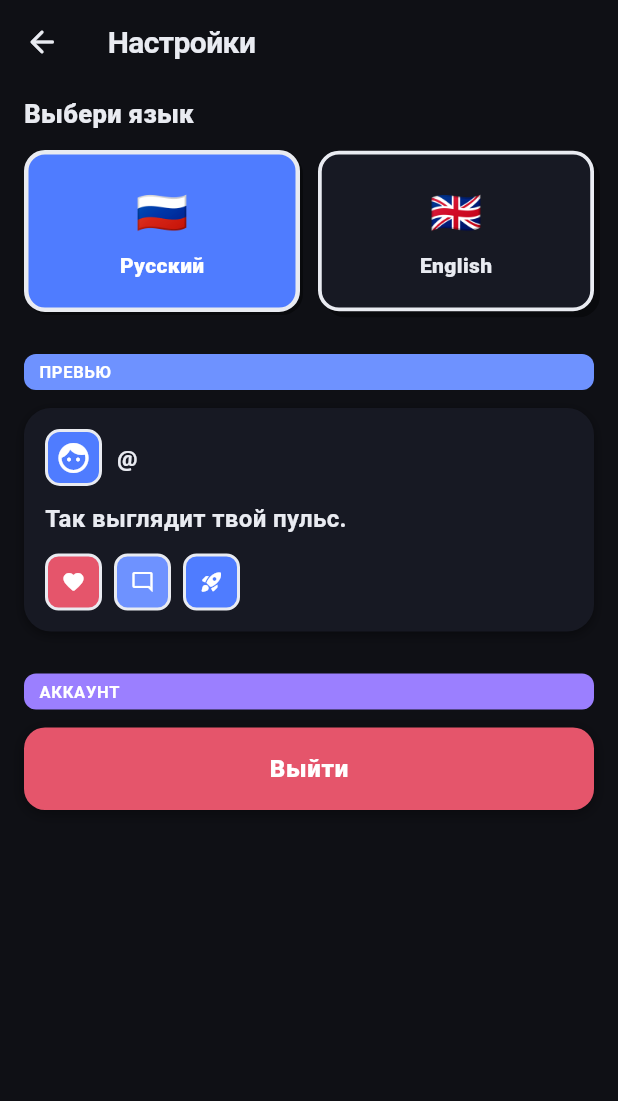
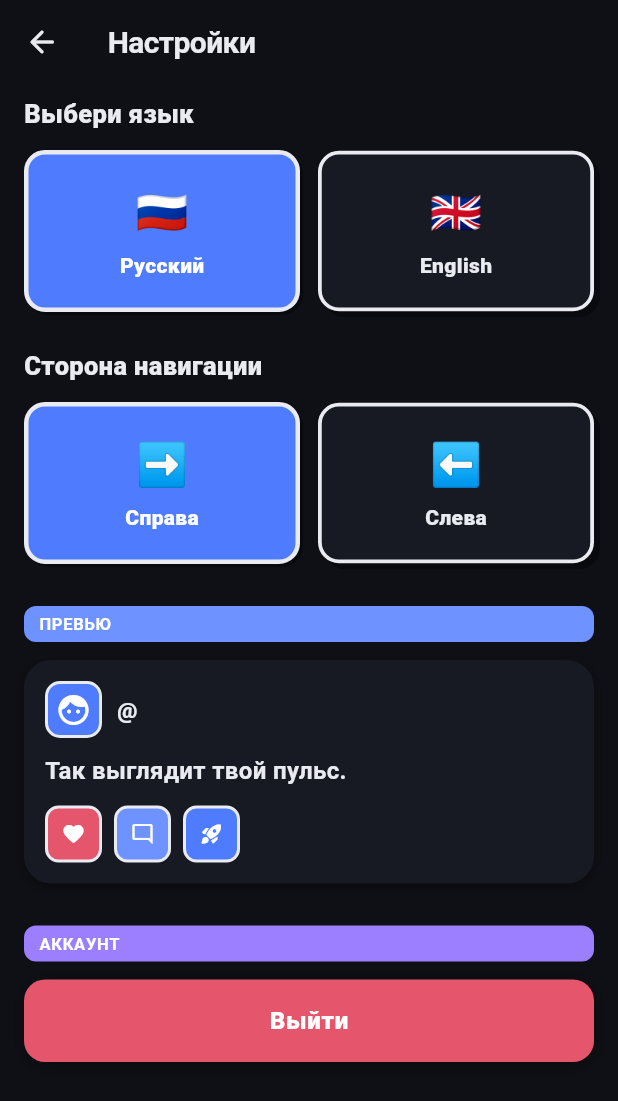
Before and after one commit to dzhakhann/sigma-social-app, a Flutter app: the MainScreen screen opened directly with empty values, after a tap on the "tune" icon, on a phone screen of 412 x 824 dp. Shown: the top 1101 px of the screen. Run offline on Flutter 3.47's test engine with Material 3 defaults, Android fonts, the light colour scheme and no system bars; our stand-ins replace audioplayers, cached_network_image, camera, image_picker, socket_io_client, timeago and 1 more; missing offline and left inert: record; accounts and stored records are empty; network calls fail.

Commit message:
nav: side toggle (left/right) + auto-hide on scroll, reveal on edge

```diff
--- a/lib/l10n/app_strings.dart
+++ b/lib/l10n/app_strings.dart
@@ -47,6 +47,9 @@ class S {
       'english': 'English',
       'pickTheme': 'Pick your vibe',
       'pickLang': 'Choose language',
+      'navigation': 'Navigation side',
+      'navRight': 'Right',
+      'navLeft': 'Left',
       'account': 'ACCOUNT',
       'logout': 'Log out',
       'preview': 'PREVIEW',
@@ -126,6 +129,9 @@ class S {
       'english': 'English',
       'pickTheme': 'Выбери свой вайб',
       'pickLang': 'Выбери язык',
+      'navigation': 'Сторона навигации',
+      'navRight': 'Справа',
+      'navLeft': 'Слева',
       'account': 'АККАУНТ',
       'logout': 'Выйти',
       'preview': 'ПРЕВЬЮ',
--- a/lib/screens/main_screen.dart
+++ b/lib/screens/main_screen.dart
@@ -1,3 +1,4 @@
+import 'dart:async';
 import 'package:flutter/material.dart';
 import '../theme/brutal_theme.dart';
 import '../widgets/brutal.dart';
@@ -17,6 +18,8 @@ class MainScreen extends StatefulWidget {
 
 class _MainScreenState extends State<MainScreen> {
   int _tab = 0;
+  bool _navVisible = true;
+  Timer? _hideTimer;
   late final List<Widget> _screens;
 
   @override
@@ -30,31 +33,98 @@ class _MainScreenState extends State<MainScreen> {
       NotificationsScreen(user: widget.user),
       ProfileScreen(user: widget.user, isOwnProfile: true),
     ];
+    _scheduleHide();
+  }
+
+  @override
+  void dispose() {
+    _hideTimer?.cancel();
+    super.dispose();
+  }
+
+  // Auto-hide the nav a few seconds after it appears, so content gets the
+  // whole screen.
+  void _scheduleHide() {
+    _hideTimer?.cancel();
+    _hideTimer = Timer(const Duration(milliseconds: 2800), () {
+      if (mounted) setState(() => _navVisible = false);
+    });
+  }
+
+  void _showNav() {
+    _hideTimer?.cancel();
+    if (!_navVisible) setState(() => _navVisible = true);
+    _scheduleHide();
+  }
+
+  void _hideNav() {
+    _hideTimer?.cancel();
+    if (_navVisible) setState(() => _navVisible = false);
+  }
+
+  void _onTab(int i) {
+    setState(() => _tab = i);
+    _showNav();
   }
 
   @override
   Widget build(BuildContext context) {
     final c = context.k;
+    final isRight = AppScope.of(context).config.navSide != 'left';
+
     return Scaffold(
       backgroundColor: c.bg,
       body: Stack(
         children: [
+          // Content uses the full screen; the nav floats over it on demand.
           Positioned.fill(
-            // keep every screen clear of the floating right-side nav
-            child: Padding(
-              padding: const EdgeInsets.only(right: 58),
+            child: NotificationListener<ScrollNotification>(
+              onNotification: (n) {
+                if (n is ScrollUpdateNotification &&
+                    (n.scrollDelta?.abs() ?? 0) > 1.5) {
+                  _hideNav();
+                }
+                return false;
+              },
               child: IndexedStack(index: _tab, children: _screens),
             ),
           ),
-          // Floating glass nav pinned to the right edge for one-handed reach.
+
+          // Thin edge strip that reveals the nav when touched.
           Positioned(
-            right: 8,
             top: 0,
             bottom: 0,
+            left: isRight ? null : 0,
+            right: isRight ? 0 : null,
+            width: 28,
+            child: GestureDetector(
+              behavior: HitTestBehavior.translucent,
+              onTapDown: (_) => _showNav(),
+              onHorizontalDragStart: (_) => _showNav(),
+            ),
+          ),
+
+          // The floating nav itself — slides off the edge when hidden.
+          Positioned(
+            top: 0,
+            bottom: 0,
+            left: isRight ? null : 8,
+            right: isRight ? 8 : null,
             child: Center(
-              child: _SideNav(
-                index: _tab,
-                onTap: (i) => setState(() => _tab = i),
+              child: IgnorePointer(
+                ignoring: !_navVisible,
+                child: AnimatedSlide(
+                  duration: const Duration(milliseconds: 240),
+                  curve: Curves.easeOutCubic,
+                  offset: _navVisible
+                      ? Offset.zero
+                      : Offset(isRight ? 1.6 : -1.6, 0),
+                  child: AnimatedOpacity(
+                    duration: const Duration(milliseconds: 180),
+                    opacity: _navVisible ? 1 : 0,
+                    child: _SideNav(index: _tab, onTap: _onTab),
+                  ),
+                ),
               ),
             ),
           ),
@@ -93,7 +163,8 @@ class _SideNav extends StatelessWidget {
           children: [
             for (int i = 0; i < _items.length; i++)
               Padding(
-                padding: EdgeInsets.only(bottom: i == _items.length - 1 ? 0 : 8),
+                padding:
+                    EdgeInsets.only(bottom: i == _items.length - 1 ? 0 : 8),
                 child: _NavButton(
                   icon: _items[i].icon,
                   active: i == index,
--- a/lib/screens/settings_screen.dart
+++ b/lib/screens/settings_screen.dart
@@ -13,6 +13,8 @@ class SettingsScreen extends StatelessWidget {
       appConfig.value = appConfig.value.copyWith(themeIndex: i);
   void _setLang(String l) =>
       appConfig.value = appConfig.value.copyWith(lang: l);
+  void _setNav(String s) =>
+      appConfig.value = appConfig.value.copyWith(navSide: s);
 
   @override
   Widget build(BuildContext context) {
@@ -56,6 +58,36 @@ class SettingsScreen extends StatelessWidget {
                   label: context.t('english'),
                   active: lang == 'en',
                   onTap: () => _setLang('en'),
+                ),
+              ),
+            ],
+          ),
+
+          const SizedBox(height: 24),
+          // ── NAVIGATION SIDE ─────────────────────────────────────────
+          Text(
+            context.t('navigation'),
+            style: TextStyle(
+                fontWeight: FontWeight.w900, fontSize: 17, color: c.ink),
+          ),
+          const SizedBox(height: 12),
+          Row(
+            children: [
+              Expanded(
+                child: _LangCard(
+                  flag: '➡️',
+                  label: context.t('navRight'),
+                  active: config.navSide != 'left',
+                  onTap: () => _setNav('right'),
+                ),
+              ),
+              const SizedBox(width: 12),
+              Expanded(
+                child: _LangCard(
+                  flag: '⬅️',
+                  label: context.t('navLeft'),
+                  active: config.navSide == 'left',
+                  onTap: () => _setNav('left'),
                 ),
               ),
             ],
--- a/lib/theme/brutal_theme.dart
+++ b/lib/theme/brutal_theme.dart
@@ -126,10 +126,16 @@ const List<BrutalTheme> kThemes = [
 class AppConfig {
   final int themeIndex;
   final String lang;
-  const AppConfig({this.themeIndex = 0, this.lang = 'ru'});
+  final String navSide; // 'right' | 'left'
+  const AppConfig(
+      {this.themeIndex = 0, this.lang = 'ru', this.navSide = 'right'});
 
-  AppConfig copyWith({int? themeIndex, String? lang}) =>
-      AppConfig(themeIndex: themeIndex ?? this.themeIndex, lang: lang ?? this.lang);
+  AppConfig copyWith({int? themeIndex, String? lang, String? navSide}) =>
+      AppConfig(
+        themeIndex: themeIndex ?? this.themeIndex,
+        lang: lang ?? this.lang,
+        navSide: navSide ?? this.navSide,
+      );
 
   BrutalTheme get theme => kThemes[themeIndex.clamp(0, kThemes.length - 1)];
 }
```
